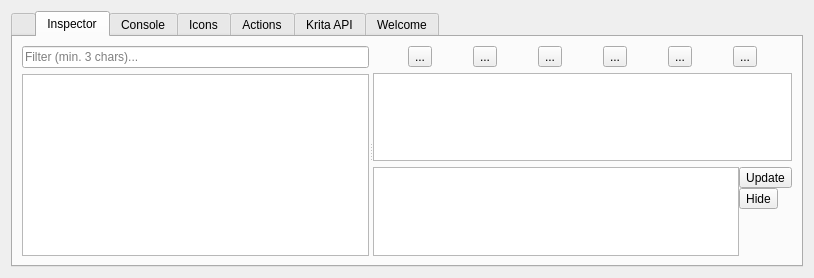
The window that plugindevtools/PluginDevTools/DockerWidget.ui (KnowZero/Krita-PythonPluginDeveloperTools) describes before a commit, drawn with Qt 5.
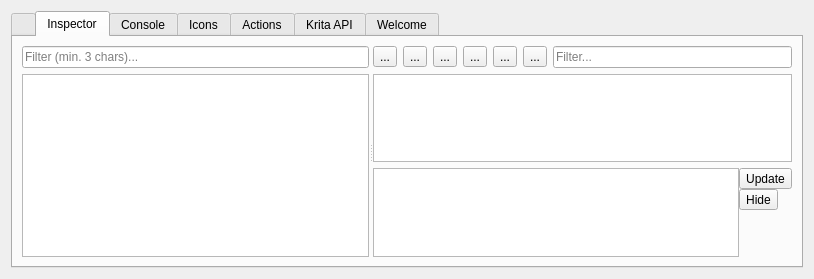
The same window after the commit. The open tabs and pages were chosen to show the change. Icons and pictures are not drawn.

Commit message: Add filter for inspector table and clear buttons for filters

```diff
--- a/plugindevtools/PluginDevTools/DockerWidget.ui
+++ b/plugindevtools/PluginDevTools/DockerWidget.ui
@@ -7,7 +7,7 @@
     <x>0</x>
     <y>0</y>
     <width>814</width>
-    <height>278</height>
+    <height>279</height>
    </rect>
   </property>
   <property name="windowTitle">
@@ -239,6 +239,16 @@
                </property>
               </widget>
              </item>
+             <item>
+              <widget class="QLineEdit" name="inspectorTableFilter">
+               <property name="placeholderText">
+                <string>Filter...</string>
+               </property>
+               <property name="clearButtonEnabled">
+                <bool>true</bool>
+               </property>
+              </widget>
+             </item>
             </layout>
            </item>
            <item>
```
Left out of the diff: 18 changed lines with no effect on the pictures. The commit also changes 1 other file.
